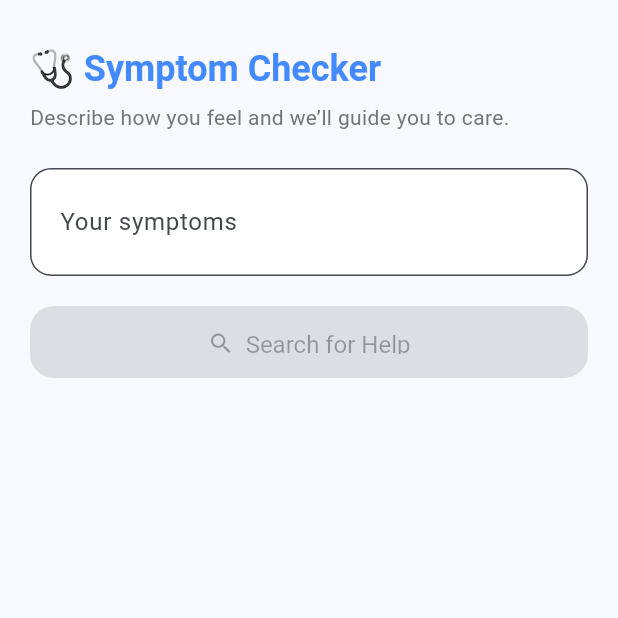
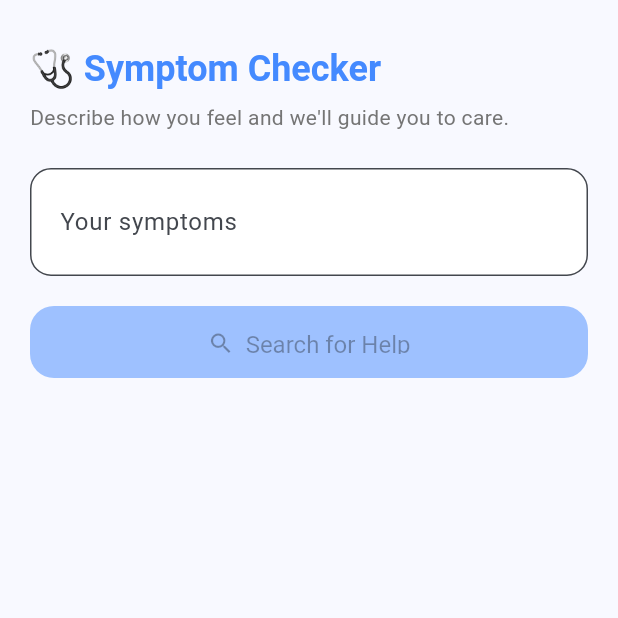
Before and after one commit to Ashenafidejene/NahooCare-Mobile-App, a Flutter app: the SymptomInputPage screen opened directly, on a phone screen of 412 x 824 dp, the top half of it. Run offline on Flutter 3.47's test engine with Material 3 defaults, Android fonts, the phone set to English and light mode, and no system bars; our stand-ins replace animated_bottom_navigation_bar, bloc, connectivity_plus, dartz, easy_localization, equatable and 13 more; missing offline and left inert: cloudinary_sdk, flutter_map_marker_popup; accounts and stored records are empty.

Commit message:
feat: Enhance MapScreen with a larger back button and update SymptomInputPage with loading animations for location fetching

```diff
--- a/nahoocare/lib/features/symptomSearch/presentation/pages/symptom_input_page.dart
+++ b/nahoocare/lib/features/symptomSearch/presentation/pages/symptom_input_page.dart
@@ -1,6 +1,7 @@
 import 'package:flutter/material.dart';
 import 'package:flutter_bloc/flutter_bloc.dart';
 import 'package:latlong2/latlong.dart';
+import 'package:loading_animation_widget/loading_animation_widget.dart'; // Add this import
 
 import '../../domain/entities/search_response.dart';
 import '../blocs/symptom_search_bloc.dart';
@@ -117,7 +118,7 @@ class _SymptomInputPageState extends State<SymptomInputPage> {
                           ),
                           const SizedBox(height: 6),
                           Text(
-                            'Describe how you feel and we’ll guide you to care.',
+                            'Describe how you feel and we\'ll guide you to care.',
                             style: theme.textTheme.bodyMedium?.copyWith(
                               color: Colors.grey[600],
                             ),
@@ -155,8 +156,17 @@ class _SymptomInputPageState extends State<SymptomInputPage> {
                                           _currentLocation != null)
                                       ? _performSearch
                                       : null,
-                              icon: const Icon(Icons.search),
-                              label: const Text('Search for Help'),
+                              icon:
+                                  _isLocationLoading
+                                      ? LoadingAnimationWidget.stretchedDots(
+                                        color: Colors.white,
+                                        size: 20,
+                                      )
+                                      : const Icon(Icons.search),
+                              label:
+                                  _isLocationLoading
+                                      ? const Text('Getting Location...')
+                                      : const Text('Search for Help'),
                               style: ElevatedButton.styleFrom(
                                 backgroundColor: Colors.blueAccent,
                                 foregroundColor: Colors.white,
@@ -164,13 +174,20 @@ class _SymptomInputPageState extends State<SymptomInputPage> {
                                 shape: RoundedRectangleBorder(
                                   borderRadius: BorderRadius.circular(16),
                                 ),
+                                disabledBackgroundColor: Colors.blueAccent
+                                    .withOpacity(0.5),
                               ),
                             ),
                           ),
                           const SizedBox(height: 24),
 
                           if (state is SearchLoading)
-                            const Center(child: CircularProgressIndicator()),
+                            Center(
+                              child: LoadingAnimationWidget.halfTriangleDot(
+                                color: Colors.blueAccent,
+                                size: 50,
+                              ),
+                            ),
 
                           if (state is SearchError)
                             Center(
```
Also changed, not shown: nahoocare/lib/features/symptomSearch/presentation/pages/map_screen.dart (+11 -1 lines).
